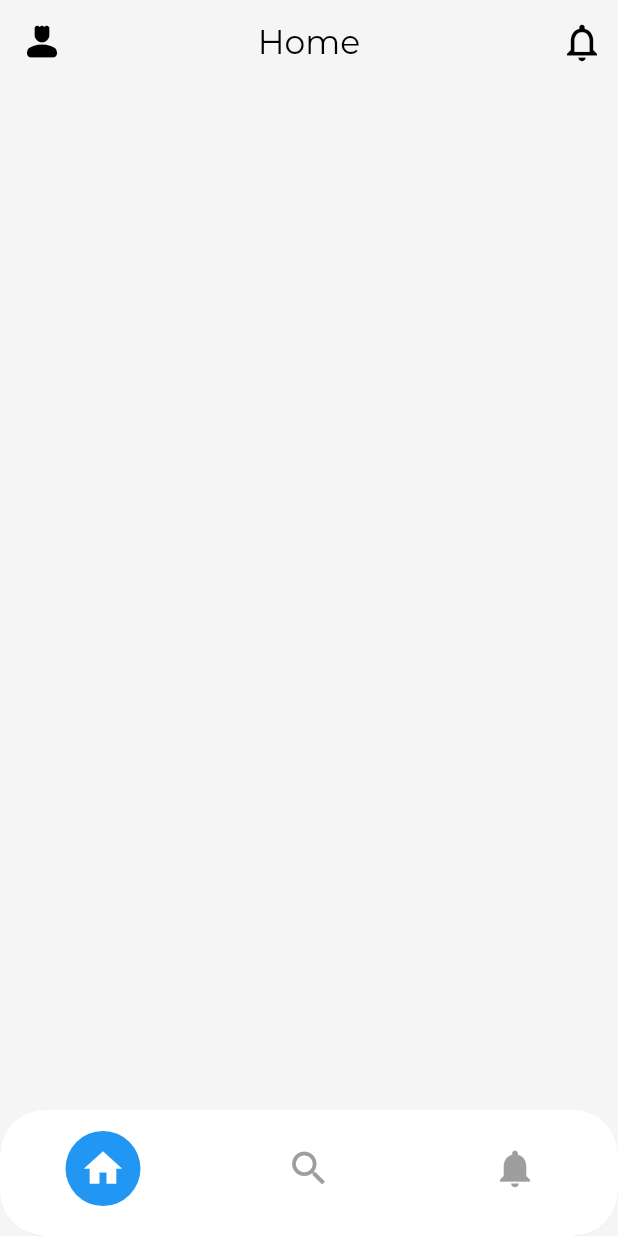
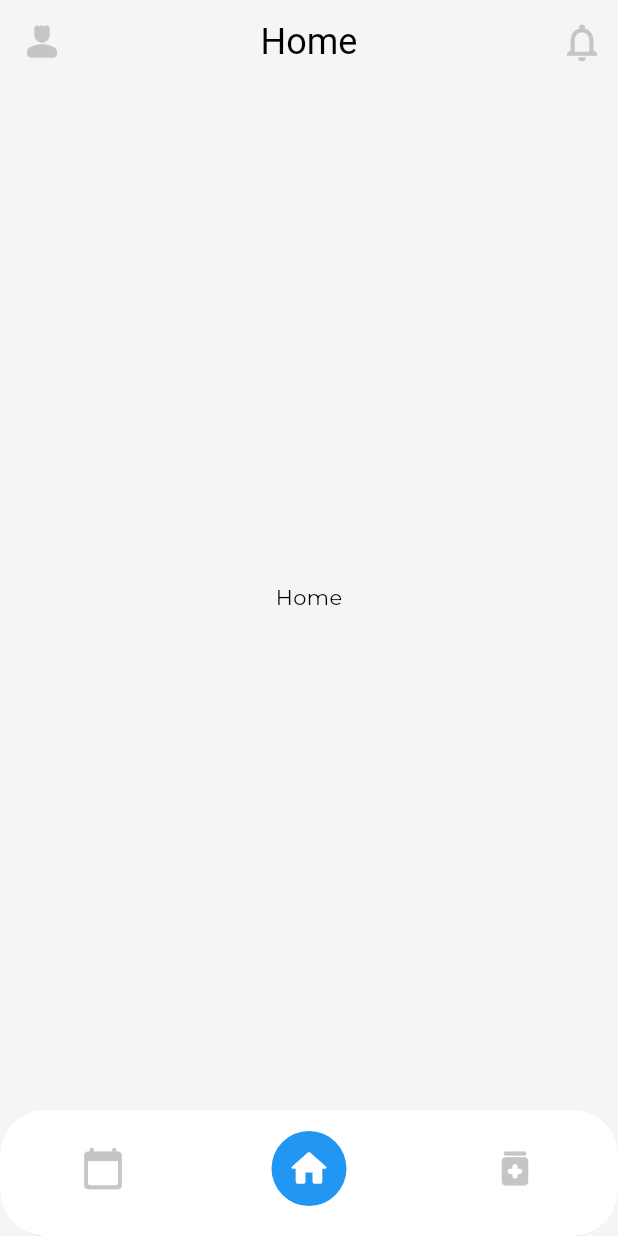
Before and after one commit to UCADevClub/HIS-mobile, a Flutter app: the screen it shows after launch, on a phone screen of 412 x 824 dp. Run offline on Flutter 3.47's test engine with Material 3 defaults, Android fonts, the phone set to English and light mode, and no system bars; our stand-ins replace animated_toggle_switch, auto_route, bloc, dio, flutter_bloc, flutter_svg and 2 more; generated files the repository leaves out were written again.

Commit message:
updating bottom_app_bar

```diff
--- a/lib/core/styles/theme/app_theme.dart
+++ b/lib/core/styles/theme/app_theme.dart
@@ -38,6 +38,19 @@ class AppTheme {
         return _lightColors.primaryColor;
       }),
     ),
+    appBarTheme: AppBarTheme(
+      backgroundColor: _lightColors.white,
+      iconTheme: IconThemeData(
+        color: _lightColors.grey,
+      ),
+      actionsIconTheme: IconThemeData(
+        color: _lightColors.grey,
+      ),
+      titleTextStyle: TextStyle(
+        color: _lightColors.black,
+        fontSize: dimens.textDisplayLarge,
+      ),
+    ),
     bottomNavigationBarTheme: BottomNavigationBarThemeData(
       backgroundColor: _lightColors.white,
       unselectedItemColor: _lightColors.grey,
@@ -46,7 +59,7 @@ class AppTheme {
         fontSize: dimens.headlineSmall,
       ),
       selectedIconTheme: IconThemeData(
-        color: _lightColors.primaryColor,
+        color: _lightColors.white,
         size: dimens.iconSize,
       ),
       unselectedIconTheme: IconThemeData(
--- a/lib/presentation/pages/home_page/home_page.dart
+++ b/lib/presentation/pages/home_page/home_page.dart
@@ -1,5 +1,8 @@
 import 'package:auto_route/auto_route.dart';
 import 'package:flutter/material.dart';
+import 'package:his_mobile/presentation/pages/home_page/widgets/booking_content.dart';
+import 'package:his_mobile/presentation/pages/home_page/widgets/home_content.dart';
+import 'package:his_mobile/presentation/pages/home_page/widgets/medical_record_content.dart';
 import 'package:his_mobile/presentation/widgets/layout/app_bottom_bar.dart';
 import 'package:his_mobile/presentation/widgets/layout/app_drawer.dart';
 import 'package:his_mobile/presentation/widgets/layout/app_top_bar.dart';
@@ -7,9 +10,15 @@ import 'package:his_mobile/presentation/widgets/layout/app_top_bar.dart';
 final GlobalKey<ScaffoldState> _scaffoldKey = GlobalKey<ScaffoldState>();
 
 @RoutePage()
-class HomePage extends StatelessWidget {
+class HomePage extends StatefulWidget {
   const HomePage({super.key});
 
+  @override
+  State<HomePage> createState() => _HomePageState();
+}
+
+class _HomePageState extends State<HomePage> {
+  int selectedIndex = 1;
   @override
   Widget build(BuildContext context) {
     return Scaffold(
@@ -18,9 +27,30 @@ class HomePage extends StatelessWidget {
         scaffoldKey: _scaffoldKey,
         title: 'Home',
       ),
-      bottomNavigationBar: const AppBottomBar(),
+      body: _getBody(selectedIndex),
+      bottomNavigationBar: AppBottomBar(
+        selectedIndex: selectedIndex,
+        onItemTapped: (int index) {
+          setState(() {
+            selectedIndex = index;
+          });
+        },
+      ),
       drawer: const AppDrawer(),
       backgroundColor: Theme.of(context).colorScheme.background,
     );
   }
+
+  Widget _getBody(int index) {
+    switch (index) {
+      case 0:
+        return const BookingContent();
+      case 1:
+        return const HomeContent();
+      case 2:
+        return const MedicalRecordContent();
+      default:
+        return const HomeContent();
+    }
+  }
 }
--- /dev/null
+++ b/lib/presentation/pages/home_page/widgets/booking_content.dart
@@ -0,0 +1,12 @@
+import 'package:flutter/material.dart';
+
+class BookingContent extends StatelessWidget {
+  const BookingContent({super.key});
+
+  @override
+  Widget build(BuildContext context) {
+    return Center(
+      child: Text('Booking'),
+    );
+  }
+}
--- /dev/null
+++ b/lib/presentation/pages/home_page/widgets/home_content.dart
@@ -0,0 +1,12 @@
+import 'package:flutter/material.dart';
+
+class HomeContent extends StatelessWidget {
+  const HomeContent({super.key});
+
+  @override
+  Widget build(BuildContext context) {
+    return Center(
+      child: Text('Home'),
+    );
+  }
+}
--- /dev/null
+++ b/lib/presentation/pages/home_page/widgets/medical_record_content.dart
@@ -0,0 +1,12 @@
+import 'package:flutter/material.dart';
+
+class MedicalRecordContent extends StatelessWidget {
+  const MedicalRecordContent({super.key});
+
+  @override
+  Widget build(BuildContext context) {
+    return Center(
+      child: Text('Med'),
+    );
+  }
+}
--- a/lib/presentation/widgets/layout/app_bottom_bar.dart
+++ b/lib/presentation/widgets/layout/app_bottom_bar.dart
@@ -1,15 +1,16 @@
 import 'package:flutter/material.dart';
 import 'package:his_mobile/core/extensions/context_extension.dart';
 
-class AppBottomBar extends StatefulWidget {
-  const AppBottomBar({super.key});
+class AppBottomBar extends StatelessWidget {
+  const AppBottomBar({
+    super.key,
+    required this.selectedIndex,
+    required this.onItemTapped,
+  });
 
-  @override
-  State<AppBottomBar> createState() => _AppBottomBarState();
-}
+  final int selectedIndex;
+  final void Function(int) onItemTapped;
 
-class _AppBottomBarState extends State<AppBottomBar> {
-  int _selectedIndex = 0;
   @override
   Widget build(BuildContext context) {
     return ClipRRect(
@@ -23,12 +24,12 @@ class _AppBottomBarState extends State<AppBottomBar> {
         showUnselectedLabels: false,
         elevation: 10,
         items: [
-          customNavBarItem(Icons.home, 0),
-          customNavBarItem(Icons.search, 1),
-          customNavBarItem(Icons.notifications, 2),
+          customNavBarItem(Icons.calendar_today_rounded, 0),
+          customNavBarItem(Icons.home_rounded, 1),
+          customNavBarItem(Icons.medication_rounded, 2),
         ],
-        currentIndex: _selectedIndex,
-        onTap: _onItemTapped,
+        currentIndex: selectedIndex,
+        onTap: onItemTapped,
       ),
     );
   }
@@ -38,21 +39,14 @@ class _AppBottomBarState extends State<AppBottomBar> {
       icon: Container(
         decoration: BoxDecoration(
           shape: BoxShape.circle,
-          color: _selectedIndex == index ? Colors.blue : Colors.transparent,
+          color: selectedIndex == index ? Colors.blue : Colors.transparent,
         ),
         padding: const EdgeInsets.all(10.0),
         child: Icon(
           icon,
-          color: _selectedIndex == index ? Colors.white : Colors.grey,
         ),
       ),
       label: '',
     );
   }
-
-  void _onItemTapped(int index) {
-    setState(() {
-      _selectedIndex = index;
-    });
-  }
 }
```
